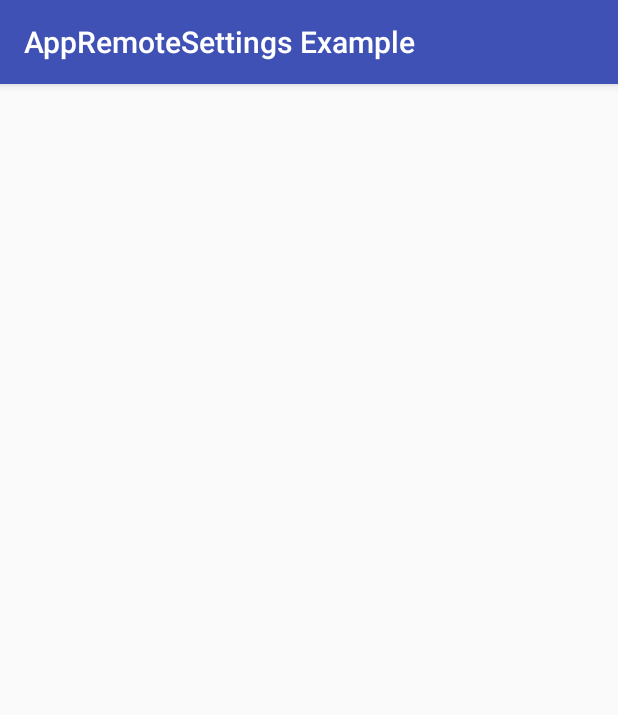
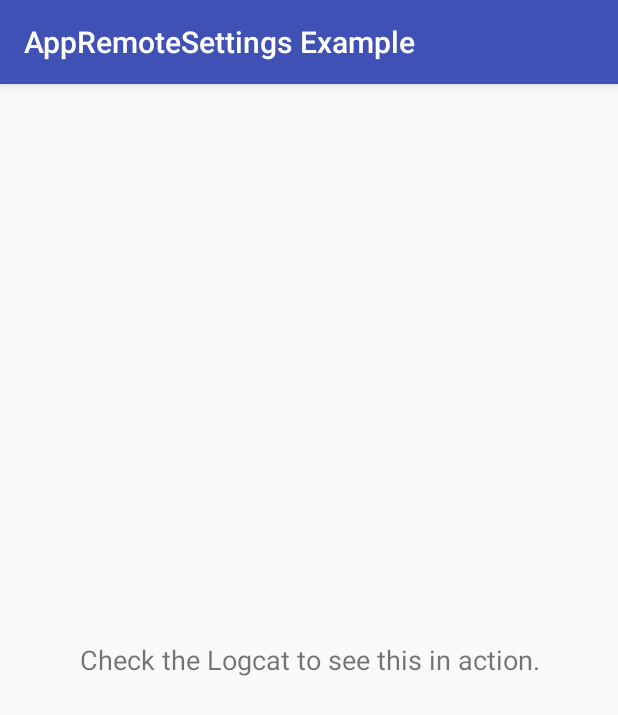
Before and after one commit to mplewis/AppRemoteSettings-Android, an Android app: the screen it shows after launch (MainActivity), on a phone screen of 412 x 824 dp. Shown: the top 715 px of the screen. Run offline under Robolectric (Android 15) with nearby library versions, the phone set to English and light mode, and no system bars.

```diff
--- a/app/src/main/AndroidManifest.xml
+++ b/app/src/main/AndroidManifest.xml
@@ -2,7 +2,10 @@
 <manifest xmlns:android="http://schemas.android.com/apk/res/android"
     package="com.kesdev.appremotesettingsexample">
 
+    <uses-permission android:name="android.permission.INTERNET" />
+
     <application
+        android:name="com.kesdev.appremotesettingsexample.ExampleApplication"
         android:allowBackup="true"
         android:icon="@mipmap/ic_launcher"
         android:label="@string/app_name"
--- /dev/null
+++ b/app/src/main/java/com/kesdev/appremotesettingsexample/AppRemoteSettingsClient.java
@@ -0,0 +1,94 @@
+package com.kesdev.appremotesettingsexample;
+
+import android.content.SharedPreferences;
+import android.os.AsyncTask;
+import android.util.Log;
+
+import java.io.BufferedInputStream;
+import java.io.BufferedReader;
+import java.io.IOException;
+import java.io.InputStream;
+import java.io.InputStreamReader;
+import java.net.URL;
+
+import javax.net.ssl.HttpsURLConnection;
+
+public class AppRemoteSettingsClient {
+
+    private abstract static class URLForStringResult {
+        URL url;
+        public abstract void onResult(String s);
+    }
+
+    private static class HttpPostTask extends AsyncTask<URLForStringResult, Void, String> {
+        URLForStringResult urlAndResult;
+
+        @Override
+        protected String doInBackground(URLForStringResult... params) {
+            urlAndResult = params[0];
+            URL url = urlAndResult.url;
+
+            InputStream inputStream = null;
+            try {
+                HttpsURLConnection connection = (HttpsURLConnection) url.openConnection();
+
+                if (connection.getResponseCode() != 200) {
+                    Log.e(TAG, "Response code was not 200: got " + connection.getResponseCode());
+                    return null;
+                }
+
+                inputStream = new BufferedInputStream(connection.getInputStream());
+                BufferedReader bufferedReader = new BufferedReader(new InputStreamReader(inputStream));
+
+                StringBuilder stringBuilder = new StringBuilder();
+                String line;
+                while ((line = bufferedReader.readLine()) != null) {
+                    stringBuilder.append(line);
+                }
+
+                return stringBuilder.toString();
+
+            } catch (Exception e) {
+                Log.e(TAG, "Error fetching JSON");
+                e.printStackTrace();
+                return null;
+
+            } finally {
+                try {
+                    if (inputStream != null) inputStream.close();
+                } catch (IOException e) {
+                    Log.e(TAG, "Couldn't close input stream");
+                    e.printStackTrace();
+                }
+            }
+        }
+
+        @Override
+        protected void onPostExecute(String s) {
+            if (s != null) urlAndResult.onResult(s);
+        }
+    }
+
+    public static final String TAG = "AppRemoteSettingsClient";
+
+    public static void fetchJsonFromAppRemoteSettings(URL endpointV1API) {
+        URLForStringResult urlForStringResult = new URLForStringResult() {
+            @Override
+            public void onResult(String s) {
+                Log.d(TAG, s);
+            }
+        };
+        urlForStringResult.url = endpointV1API;
+        new HttpPostTask().execute(urlForStringResult);
+    }
+
+    private static void parseJsonIntoSharedPreferences(SharedPreferences preferences) {
+
+    }
+
+    public static void updatePreferencesWithAppRemoteSettings(SharedPreferences preferences,
+                                                              URL endpointV1API) {
+
+    }
+
+}
--- /dev/null
+++ b/app/src/main/java/com/kesdev/appremotesettingsexample/ExampleApplication.java
@@ -0,0 +1,18 @@
+package com.kesdev.appremotesettingsexample;
+
+import android.app.Application;
+
+import java.net.MalformedURLException;
+import java.net.URL;
+
+public class ExampleApplication extends Application {
+    @Override
+    public void onCreate() {
+        super.onCreate();
+        try {
+            AppRemoteSettingsClient.fetchJsonFromAppRemoteSettings(new URL("https://example.com"));
+        } catch (MalformedURLException e) {
+            e.printStackTrace();
+        }
+    }
+}
--- a/app/src/main/res/layout/activity_main.xml
+++ b/app/src/main/res/layout/activity_main.xml
@@ -9,4 +9,13 @@
     android:paddingTop="@dimen/activity_vertical_margin"
     tools:context="com.kesdev.appremotesettingsexample.MainActivity">
 
+    <TextView
+        android:layout_width="wrap_content"
+        android:layout_height="wrap_content"
+        android:text="Check the Logcat to see this in action."
+        android:id="@+id/textView"
+        android:layout_centerVertical="true"
+        android:layout_centerHorizontal="true"
+        android:textSize="8pt"
+        android:textAlignment="center" />
 </RelativeLayout>
```
